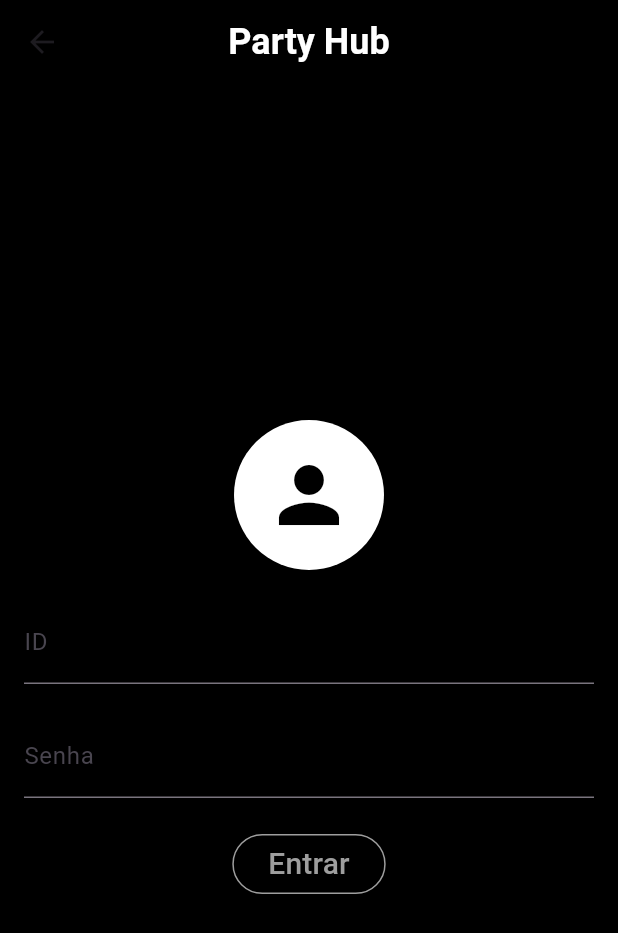
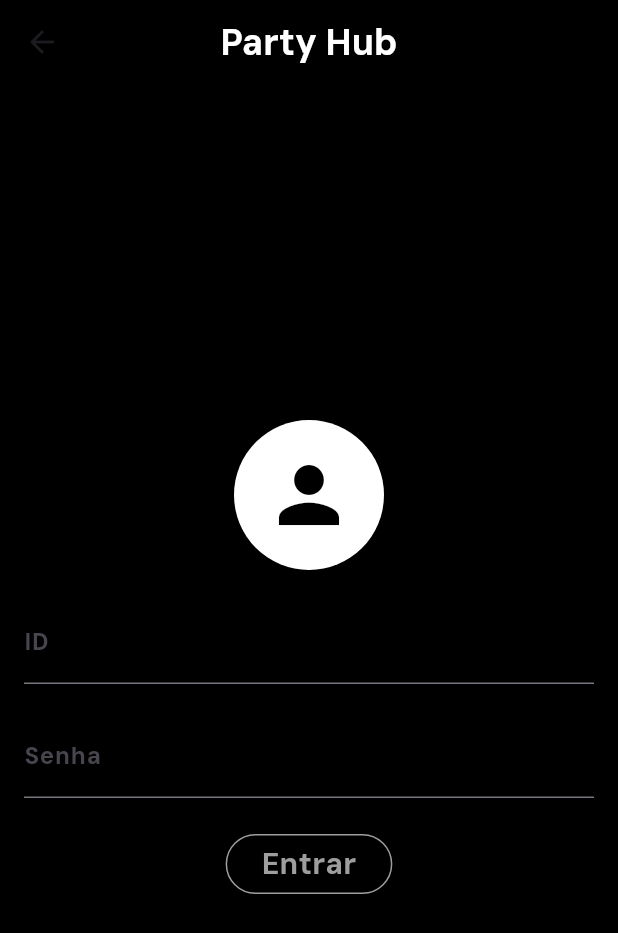
Before and after one commit to jp066/Party_Hub, a Flutter app: the LoginScreen screen opened directly, on a phone screen of 412 x 824 dp. Shown: the top 933 px of the screen. Run offline on Flutter 3.47's test engine with Material 3 defaults, Android fonts, the phone set to English and light mode, and no system bars.

Commit message:
Implementando a fonte DM_sans

```diff
--- a/lib/screens/login_screen.dart
+++ b/lib/screens/login_screen.dart
@@ -1,4 +1,5 @@
 import 'package:flutter/material.dart';
+import 'package:flutter/widgets.dart';
 import 'package:party_hub/screens/home_screen.dart';
 
 class LoginScreen extends StatefulWidget {
@@ -34,6 +35,7 @@ class _LoginScreenState extends State<LoginScreen> {
         title: const Text('Party Hub'),
         titleTextStyle: const TextStyle(
           color: Colors.white,
+          fontFamily: 'Dm_sans',
           fontSize: 24.0,
           fontWeight: FontWeight.bold,
         ),
@@ -61,17 +63,24 @@ class _LoginScreenState extends State<LoginScreen> {
                   controller: idController,
                   decoration: const InputDecoration(
                     labelText: 'ID',
+                    labelStyle: TextStyle(
+                        fontFamily: 'Dm_sans', fontWeight: FontWeight.bold),
                   ),
                   style: const TextStyle(
+                      fontFamily: 'Dm_sans',
                       color: Colors.white), // Adicionando cor branca ao digitar
                 ),
+
                 const SizedBox(height: 20), // Espaço entre o campo ID e a senha
                 TextField(
                   controller: passwordController,
                   decoration: const InputDecoration(
                     labelText: 'Senha',
+                    labelStyle: TextStyle(
+                        fontFamily: 'Dm_sans', fontWeight: FontWeight.bold),
                   ),
                   style: const TextStyle(
+                      fontFamily: 'Dm_sans',
                       color: Colors.white), // Adicionando cor branca ao digitar
                   obscureText: true,
                 ),
@@ -84,7 +93,11 @@ class _LoginScreenState extends State<LoginScreen> {
                   ),
                   child: const Text(
                     'Entrar',
-                    style: TextStyle(color: Colors.grey, fontSize: 20),
+                    style: TextStyle(
+                        color: Colors.grey,
+                        fontSize: 20,
+                        fontFamily: 'Dm_sans',
+                        fontWeight: FontWeight.bold),
                   ),
                   onPressed: () {
                     navigateToHomeScreen();
--- a/pubspec.yaml
+++ b/pubspec.yaml
@@ -20,3 +20,7 @@ flutter:
   assets:
     - assets/
   uses-material-design: true
+  fonts:
+    - family: Dm_sans
+      fonts:
+        - asset: assets/fonts/DMSans.ttf
```
Also changed, not shown: assets/fonts/DMSans.ttf (added).
